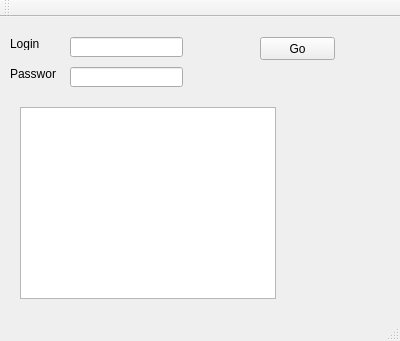
Before: the Qt Designer form examples/googleclientlogin/mainwindow.ui in msorvig/QtWebServices, drawn with Qt 5.
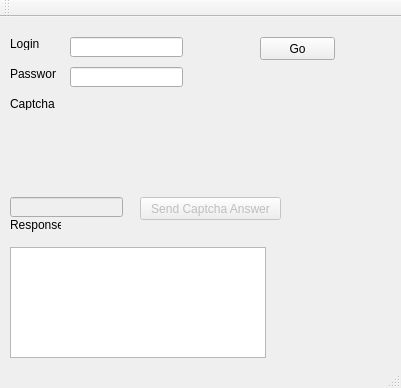
After: the same form once the commit is applied.

Commit message: Parse successfull login results

```diff
--- a/examples/googleclientlogin/mainwindow.ui
+++ b/examples/googleclientlogin/mainwindow.ui
@@ -6,8 +6,8 @@
    <rect>
     <x>0</x>
     <y>0</y>
-    <width>400</width>
-    <height>341</height>
+    <width>401</width>
+    <height>388</height>
    </rect>
   </property>
   <property name="windowTitle">
@@ -79,13 +79,84 @@
    <widget class="QTextBrowser" name="textBrowserResponse">
     <property name="geometry">
      <rect>
-      <x>20</x>
-      <y>90</y>
+      <x>10</x>
+      <y>230</y>
       <width>256</width>
-      <height>192</height>
+      <height>111</height>
      </rect>
     </property>
    </widget>
+   <widget class="QLabel" name="label_3">
+    <property name="geometry">
+     <rect>
+      <x>10</x>
+      <y>80</y>
+      <width>46</width>
+      <height>13</height>
+     </rect>
+    </property>
+    <property name="text">
+     <string>Captcha</string>
+    </property>
+   </widget>
+   <widget class="QLabel" name="labelCaptcha">
+    <property name="enabled">
+     <bool>false</bool>
+    </property>
+    <property name="geometry">
+     <rect>
+      <x>10</x>
+      <y>100</y>
+      <width>201</width>
+      <height>71</height>
+     </rect>
+    </property>
+    <property name="text">
+     <string/>
+    </property>
+   </widget>
+   <widget class="QLabel" name="label_5">
+    <property name="geometry">
+     <rect>
+      <x>10</x>
+      <y>200</y>
+      <width>51</width>
+      <height>16</height>
+     </rect>
+    </property>
+    <property name="text">
+     <string>Response</string>
+    </property>
+   </widget>
+   <widget class="QLineEdit" name="lineEditLoginCaptchaAnswer">
+    <property name="enabled">
+     <bool>false</bool>
+    </property>
+    <property name="geometry">
+     <rect>
+      <x>10</x>
+      <y>180</y>
+      <width>113</width>
+      <height>20</height>
+     </rect>
+    </property>
+   </widget>
+   <widget class="QPushButton" name="pushButtonCaptchaAnswer">
+    <property name="enabled">
+     <bool>false</bool>
+    </property>
+    <property name="geometry">
+     <rect>
+      <x>140</x>
+      <y>180</y>
+      <width>141</width>
+      <height>23</height>
+     </rect>
+    </property>
+    <property name="text">
+     <string>Send Captcha Answer</string>
+    </property>
+   </widget>
   </widget>
   <widget class="QMenuBar" name="menuBar">
    <property name="geometry">
```
Left out of the diff: 2 changed lines with no effect on the pictures. The commit also changes 4 other files.
